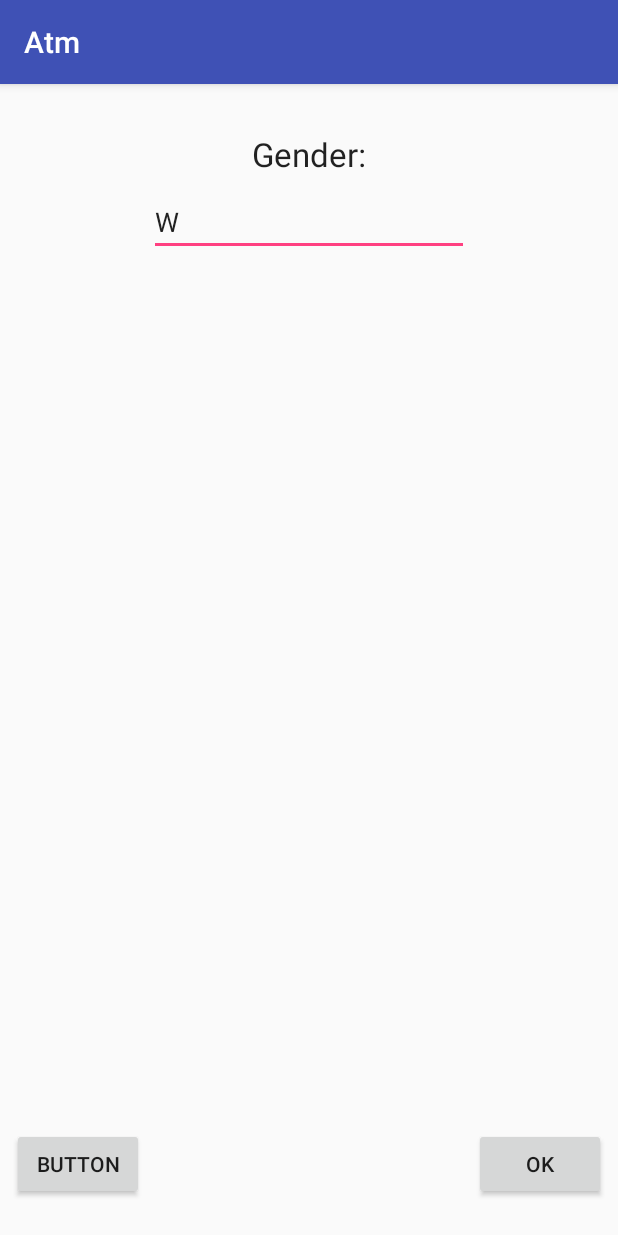
After one commit to yuwen1227/Atm, an Android app: the GenderActivity screen opened directly, with no data from a screen before it, on a phone screen of 412 x 824 dp. The commit adds this screen. Run offline under Robolectric (Android 15) with nearby library versions, the phone set to English and light mode, and no system bars.

Commit message:
nickname-age-gender

```diff
--- a/app/src/main/AndroidManifest.xml
+++ b/app/src/main/AndroidManifest.xml
@@ -16,7 +16,10 @@
                 <category android:name="android.intent.category.LAUNCHER" />
             </intent-filter>
         </activity>
-        <activity android:name=".LoginActivity"></activity>
+        <activity android:name=".LoginActivity" />
+        <activity android:name=".NickNameActivity" />
+        <activity android:name=".AgeActivity" />
+        <activity android:name=".GenderActivity"></activity>
     </application>
 
 </manifest>
--- /dev/null
+++ b/app/src/main/java/com/wen/atm/GenderActivity.java
@@ -0,0 +1,30 @@
+package com.wen.atm;
+
+import android.content.Intent;
+import android.support.v7.app.AppCompatActivity;
+import android.os.Bundle;
+import android.view.View;
+import android.widget.EditText;
+
+public class GenderActivity extends AppCompatActivity {
+
+    @Override
+    protected void onCreate(Bundle savedInstanceState) {
+        super.onCreate(savedInstanceState);
+        setContentView(R.layout.activity_gender);
+    }
+    public void next(View view){
+        EditText edgender = findViewById(R.id.ed_gender);
+        String gender = edgender.getText().toString();
+        getSharedPreferences("gender",MODE_PRIVATE)
+                .edit()
+                .putString("GENDER",gender)
+                .apply();
+        Intent intent = new Intent(this,MainActivity.class);
+        startActivity(intent);
+
+    }
+    public void back(View view){
+        finish();
+    }
+}
--- a/app/src/main/java/com/wen/atm/MainActivity.java
+++ b/app/src/main/java/com/wen/atm/MainActivity.java
@@ -26,6 +26,10 @@ public class MainActivity extends AppCompatActivity {
         if(requestCode == RC_LOGIN){
             if(resultCode !=RESULT_OK){
                 finish();
+            }else{
+                //TODO: check nickname,age,gender exist
+                Intent nickname = new Intent(this,NickNameActivity.class);
+                startActivity(nickname);
             }
         }
     }
--- /dev/null
+++ b/app/src/main/res/layout/activity_gender.xml
@@ -0,0 +1,62 @@
+<?xml version="1.0" encoding="utf-8"?>
+<android.support.constraint.ConstraintLayout xmlns:android="http://schemas.android.com/apk/res/android"
+    xmlns:app="http://schemas.android.com/apk/res-auto"
+    xmlns:tools="http://schemas.android.com/tools"
+    android:layout_width="match_parent"
+    android:layout_height="match_parent"
+    tools:context=".GenderActivity">
+
+    <TextView
+        android:id="@+id/textView2"
+        android:layout_width="wrap_content"
+        android:layout_height="wrap_content"
+        android:layout_marginEnd="8dp"
+        android:layout_marginLeft="8dp"
+        android:layout_marginRight="8dp"
+        android:layout_marginStart="8dp"
+        android:layout_marginTop="32dp"
+        android:text="Gender:"
+        android:textAppearance="@style/TextAppearance.AppCompat.Large"
+        app:layout_constraintEnd_toEndOf="parent"
+        app:layout_constraintStart_toStartOf="parent"
+        app:layout_constraintTop_toTopOf="parent" />
+
+    <EditText
+        android:id="@+id/ed_gender"
+        android:layout_width="wrap_content"
+        android:layout_height="wrap_content"
+        android:layout_marginEnd="8dp"
+        android:layout_marginLeft="8dp"
+        android:layout_marginRight="8dp"
+        android:layout_marginStart="8dp"
+        android:layout_marginTop="8dp"
+        android:ems="10"
+        android:inputType="textPersonName"
+        android:text="W"
+        app:layout_constraintEnd_toEndOf="parent"
+        app:layout_constraintStart_toStartOf="parent"
+        app:layout_constraintTop_toBottomOf="@+id/textView2" />
+
+    <Button
+        android:id="@+id/next"
+        android:layout_width="wrap_content"
+        android:layout_height="wrap_content"
+        android:layout_marginBottom="24dp"
+        android:layout_marginEnd="8dp"
+        android:layout_marginRight="8dp"
+        android:onClick="next"
+        android:text="OK"
+        app:layout_constraintBottom_toBottomOf="parent"
+        app:layout_constraintEnd_toEndOf="parent" />
+
+    <Button
+        android:id="@+id/button2"
+        android:layout_width="wrap_content"
+        android:layout_height="wrap_content"
+        android:layout_marginBottom="24dp"
+        android:layout_marginLeft="8dp"
+        android:layout_marginStart="8dp"
+        android:text="Button"
+        app:layout_constraintBottom_toBottomOf="parent"
+        app:layout_constraintStart_toStartOf="parent" />
+</android.support.constraint.ConstraintLayout>
--- a/app/src/main/res/layout/activity_login.xml
+++ b/app/src/main/res/layout/activity_login.xml
@@ -10,9 +10,9 @@
         android:id="@+id/textView5"
         android:layout_width="wrap_content"
         android:layout_height="wrap_content"
+        android:layout_marginLeft="16dp"
         android:layout_marginStart="16dp"
-        android:layout_marginLeft="16dp"
-        android:layout_marginTop="16dp"
+        android:layout_marginTop="24dp"
         android:text="Username"
         android:textAppearance="@android:style/TextAppearance.DeviceDefault.Large"
         app:layout_constraintStart_toStartOf="parent"
```
Also changed, not shown: app/src/main/java/com/wen/atm/AgeActivity.java (added, +29 -0 lines), app/src/main/java/com/wen/atm/NickNameActivity.java (added, +27 -0 lines), app/src/main/res/layout/activity_age.xml (added, +62 -0 lines), app/src/main/res/layout/activity_nick_name.xml (added, +51 -0 lines).
